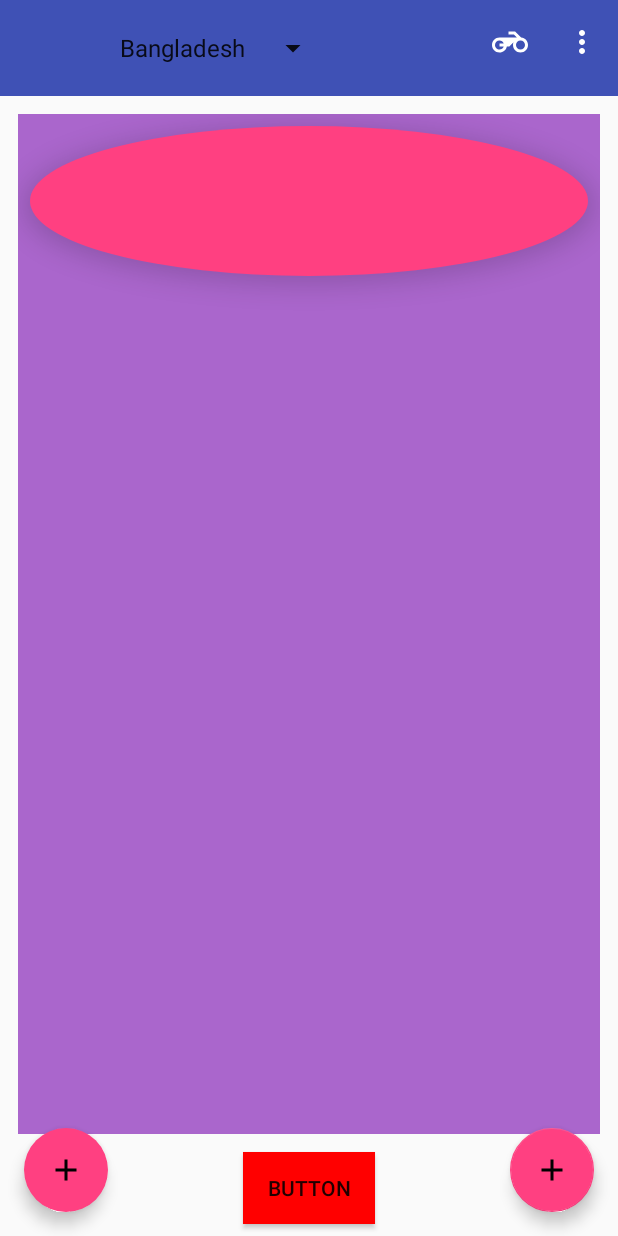
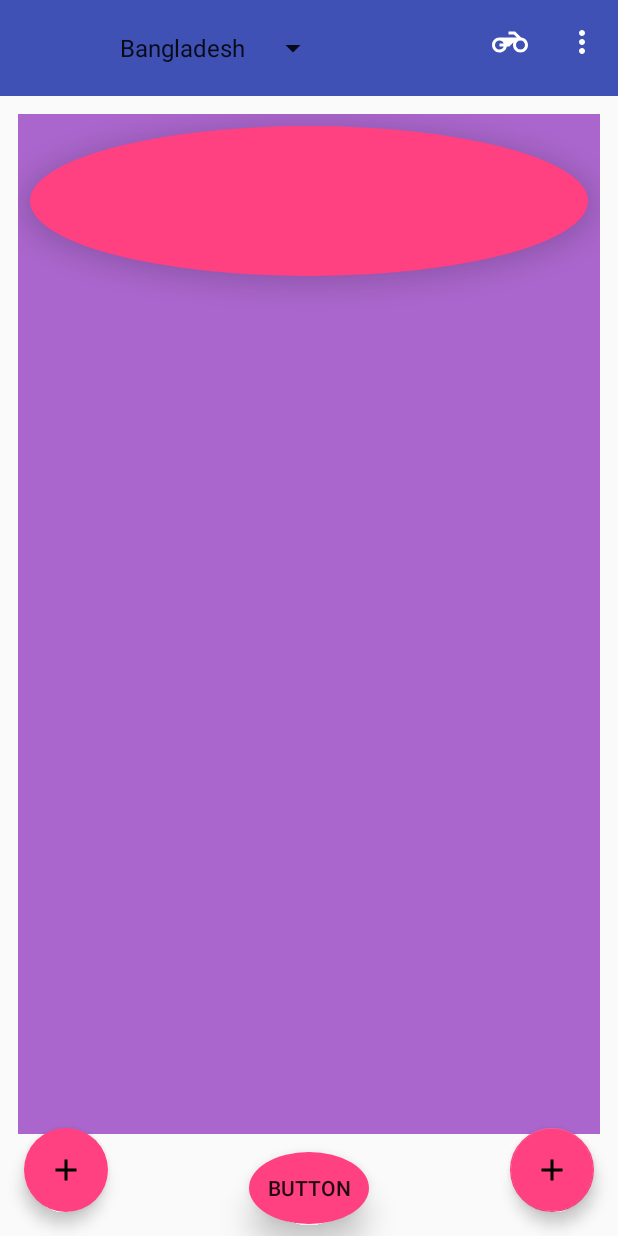
Before and after one commit to farhanarnob/MaterialDesign, an Android app: the screen it shows after launch (MainActivity), on a phone screen of 412 x 824 dp. Run offline under Robolectric (Android 15) with nearby library versions, the phone set to English and light mode, and no system bars.

Commit message:
create and use dimension  "dimens".

```diff
--- a/app/src/main/java/me/farhanarnob/materialdesign/MainActivity.java
+++ b/app/src/main/java/me/farhanarnob/materialdesign/MainActivity.java
@@ -1,7 +1,6 @@
 package me.farhanarnob.materialdesign;
 
 import android.content.Intent;
-import android.graphics.Color;
 import android.os.Bundle;
 import android.support.design.widget.FloatingActionButton;
 import android.support.v7.app.AppCompatActivity;
@@ -33,7 +32,7 @@ public class MainActivity extends AppCompatActivity {
                 Toast.makeText(MainActivity.this, "Hello", Toast.LENGTH_SHORT).show();
             }
         });
-        button.setBackgroundColor(Color.RED);
+
         button.setOnClickListener(new View.OnClickListener() {
             @Override
             public void onClick(View view) {
--- a/app/src/main/res/layout/activity_main.xml
+++ b/app/src/main/res/layout/activity_main.xml
@@ -37,6 +37,10 @@
         android:layout_width="wrap_content"
         android:layout_height="wrap_content"
         android:layout_marginBottom="8dp"
+        android:background="@drawable/oval_shape_ripple"
+        android:elevation="6dp"
+        android:minWidth="@dimen/button_width"
+        android:stateListAnimator="@animator/button_rise"
         android:text="@string/button"
         app:layout_constraintBottom_toBottomOf="parent"
         app:layout_constraintLeft_toLeftOf="parent"
@@ -74,7 +78,7 @@
             android:background="@drawable/oval_shape_ripple"
             android:clickable="true"
             android:elevation="4dp"
-            android:stateListAnimator="@animator/fab_rise">
+            android:stateListAnimator="@animator/button_rise">
 
         </FrameLayout>
     </LinearLayout>
@@ -88,9 +92,7 @@
         android:clickable="true"
         android:contentDescription="@string/fab"
         android:src="@drawable/ic_add_black_24dp"
-
-
-        android:stateListAnimator="@animator/fab_rise"
+        android:stateListAnimator="@animator/button_rise"
         app:layout_constraintBottom_toBottomOf="parent"
         app:layout_constraintLeft_toLeftOf="parent" />
 
--- a/app/src/main/res/layout/learn_scrollable_dynamic_surface.xml
+++ b/app/src/main/res/layout/learn_scrollable_dynamic_surface.xml
@@ -23,6 +23,7 @@
             <ImageView
                 android:layout_width="match_parent"
                 android:layout_height="match_parent"
+                android:alpha=".9"
                 android:contentDescription="@string/this_is_an_image_view_for_toolbar"
                 android:scaleType="centerCrop"
                 android:src="@drawable/toolbar_image"
--- /dev/null
+++ b/app/src/main/res/values-xxxhdpi/dimens.xml
@@ -0,0 +1,4 @@
+<?xml version="1.0" encoding="utf-8"?>
+<resources>
+    <dimen name="button_width">80dp</dimen>
+</resources>
--- /dev/null
+++ b/app/src/main/res/values/dimens.xml
@@ -0,0 +1,4 @@
+<?xml version="1.0" encoding="utf-8"?>
+<resources>
+    <dimen name="button_width">72dp</dimen>
+</resources>
```
Also changed, not shown: app/src/main/res/animator/button_rise.xml (renamed from app/src/main/res/animator/fab_rise.xml).
